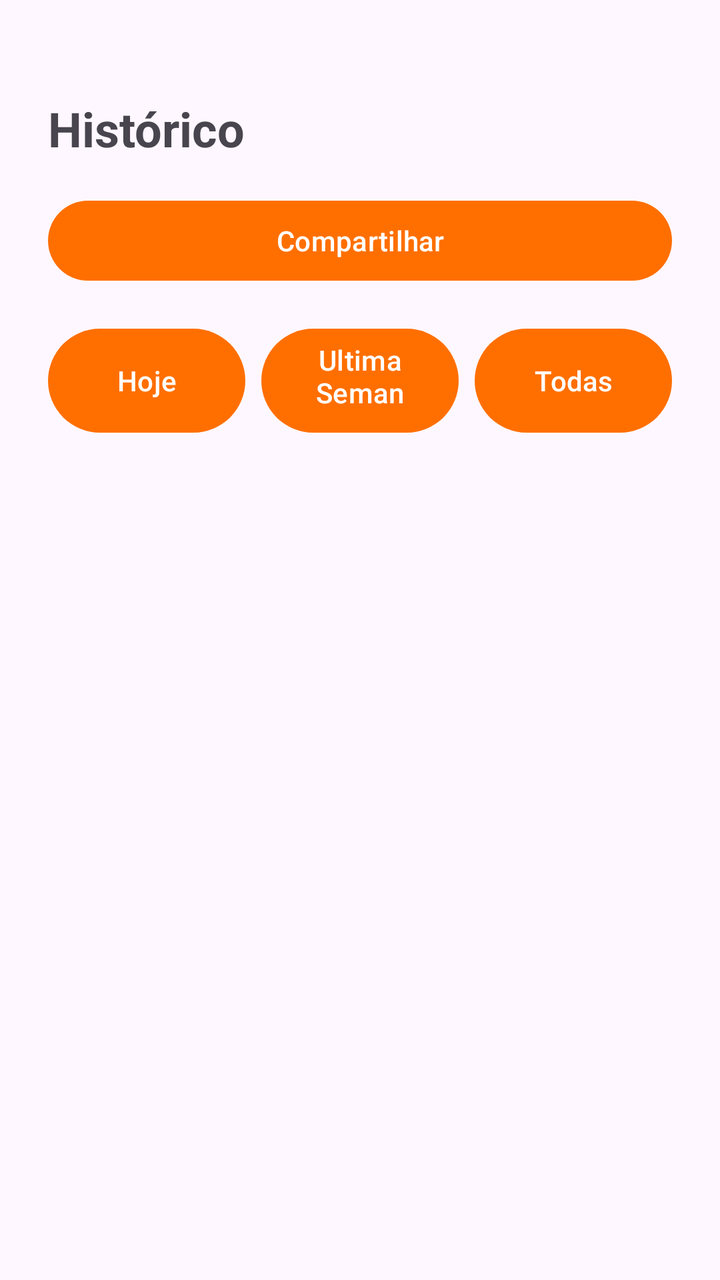
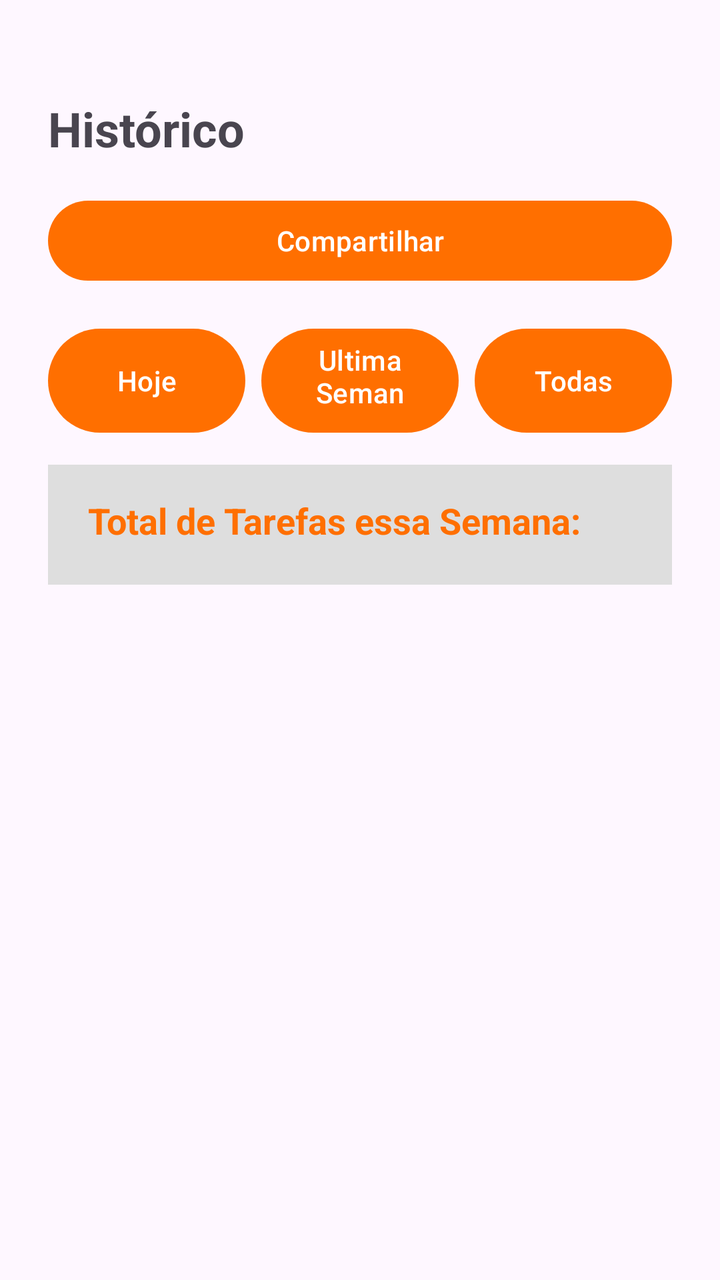

The first picture is an Android layout as it rendered before a commit; the second is the same layout after the commit. The layout source and the unified diff follow.
<!-- AndroidManifest.xml: application theme Theme.FocusZone -->
<!-- res/layout/activity_historico.xml -->
<?xml version="1.0" encoding="utf-8"?>
<androidx.constraintlayout.widget.ConstraintLayout xmlns:android="http://schemas.android.com/apk/res/android"
    xmlns:app="http://schemas.android.com/apk/res-auto"
    xmlns:tools="http://schemas.android.com/tools"
    android:layout_width="match_parent"
    android:layout_height="match_parent"
    android:padding="24dp">

    <com.google.android.material.textview.MaterialTextView
        android:id="@+id/tituloHistoricoText"
        android:layout_width="wrap_content"
        android:layout_height="wrap_content"
        android:text="@string/titulo_historico"
        android:textSize="24sp"
        android:textStyle="bold"
        app:layout_constraintTop_toTopOf="parent"
        app:layout_constraintStart_toStartOf="parent"
        android:layout_marginTop="24dp"/>

    <com.google.android.material.button.MaterialButton
        android:id="@+id/compartilharButton"
        android:layout_width="0dp"
        android:layout_height="wrap_content"
        android:text="@string/btn_compartilhar"
        app:layout_constraintTop_toBottomOf="@id/tituloHistoricoText"
        app:layout_constraintStart_toStartOf="parent"
        app:layout_constraintEnd_toEndOf="parent"
        android:layout_marginTop="16dp"/>

    <com.google.android.material.button.MaterialButton
        android:id="@+id/hojeButton"
        android:layout_width="0dp"
        android:layout_height="60dp"
        android:layout_marginTop="16dp"
        android:layout_marginEnd="8dp"
        android:text="@string/btn_hoje"
        app:layout_constraintEnd_toStartOf="@id/ultimaSemanaButton"
        app:layout_constraintHorizontal_chainStyle="spread"
        app:layout_constraintStart_toStartOf="parent"
        app:layout_constraintTop_toBottomOf="@id/compartilharButton" />

    <com.google.android.material.button.MaterialButton
        android:id="@+id/todasButton"
        android:layout_width="0dp"
        android:layout_height="60dp"
        android:layout_marginStart="8dp"
        android:layout_marginTop="16dp"
        android:text="@string/btn_todas"
        app:layout_constraintEnd_toEndOf="parent"
        app:layout_constraintStart_toEndOf="@id/ultimaSemanaButton"
        app:layout_constraintTop_toBottomOf="@id/compartilharButton" />

    <com.google.android.material.button.MaterialButton
        android:id="@+id/ultimaSemanaButton"
        android:text="@string/ultima_semana"
        android:layout_width="0dp"
        android:layout_height="60dp"
        android:layout_marginTop="16dp"
        app:layout_constraintEnd_toStartOf="@+id/todasButton"
        app:layout_constraintStart_toEndOf="@+id/hojeButton"
        app:layout_constraintTop_toBottomOf="@+id/compartilharButton" />

    <androidx.recyclerview.widget.RecyclerView
        android:id="@+id/historicoRecyclerView"
        android:layout_width="0dp"
        android:layout_height="0dp"
        app:layout_constraintTop_toBottomOf="@id/hojeButton"
        app:layout_constraintBottom_toBottomOf="parent"
        app:layout_constraintStart_toStartOf="parent"
        app:layout_constraintEnd_toEndOf="parent"
        android:layout_marginTop="16dp"/>

</androidx.constraintlayout.widget.ConstraintLayout>
<!-- resources referenced by this layout -->
<resources>
  <string name="btn_compartilhar">Compartilhar</string>
  <string name="btn_hoje">Hoje</string>
  <string name="btn_todas">Todas</string>
  <string name="titulo_historico">Histórico</string>
  <string name="ultima_semana">Ultima Semana</string>
  <style name="Theme.FocusZone" parent="Base.Theme.FocusZone" />
  <style name="Base.Theme.FocusZone" parent="Theme.Material3.DayNight.NoActionBar">
          
          <item name="colorPrimary">@color/focusPrimary</item>
      </style>
  <color name="focusPrimary">#FF6F00</color>
</resources>

<!-- the commit's change to res/layout/activity_historico.xml (unified diff, before → after) -->
@@ -60,14 +60,34 @@
         app:layout_constraintStart_toEndOf="@+id/hojeButton"
         app:layout_constraintTop_toBottomOf="@+id/compartilharButton" />
 
+    <androidx.appcompat.widget.AppCompatAutoCompleteTextView
+        android:id="@+id/totalTarefasNaSemana"
+        android:text="@string/total_de_tarefas_essa_semana"
+        android:textColor="@color/focusPrimary"
+        android:backgroundTint="@color/tarefas_semana_background"
+        android:outlineSpotShadowColor="@color/focusPrimary"
+        android:outlineAmbientShadowColor="@color/focusPrimary"
+        android:background="@color/ic_launcher_background"
+        android:layout_width="0dp"
+        android:layout_height="60dp"
+        app:layout_constraintBottom_toTopOf="@+id/historicoRecyclerView"
+        app:layout_constraintEnd_toEndOf="parent"
+        app:layout_constraintStart_toStartOf="parent"
+        app:layout_constraintTop_toBottomOf="@+id/hojeButton"
+        android:layout_marginTop="12dp"
+        android:padding="20dp"
+        android:textStyle="bold"
+        android:autoSizeTextType="uniform"
+        />
+
     <androidx.recyclerview.widget.RecyclerView
         android:id="@+id/historicoRecyclerView"
         android:layout_width="0dp"
         android:layout_height="0dp"
-        app:layout_constraintTop_toBottomOf="@id/hojeButton"
+        android:layout_marginTop="16dp"
         app:layout_constraintBottom_toBottomOf="parent"
+        app:layout_constraintEnd_toEndOf="parent"
         app:layout_constraintStart_toStartOf="parent"
-        app:layout_constraintEnd_toEndOf="parent"
-        android:layout_marginTop="16dp"/>
+        app:layout_constraintTop_toBottomOf="@id/totalTarefasNaSemana" />
 
 </androidx.constraintlayout.widget.ConstraintLayout>
<!-- resource entries referenced after the edit -->
@@ -1,15 +1,18 @@
 <!-- resources referenced by this layout -->
 <resources>
+  <color name="focusPrimary">#FF6F00</color>
+  <color name="ic_launcher_background">#3DDC84</color>
+  <color name="tarefas_semana_background">#dedede</color>
   <string name="btn_compartilhar">Compartilhar</string>
   <string name="btn_hoje">Hoje</string>
   <string name="btn_todas">Todas</string>
   <string name="titulo_historico">Histórico</string>
+  <string name="total_de_tarefas_essa_semana">Total de Tarefas essa Semana:</string>
   <string name="ultima_semana">Ultima Semana</string>
   <style name="Theme.FocusZone" parent="Base.Theme.FocusZone" />
   <style name="Base.Theme.FocusZone" parent="Theme.Material3.DayNight.NoActionBar">
           
           <item name="colorPrimary">@color/focusPrimary</item>
       </style>
-  <color name="focusPrimary">#FF6F00</color>
 </resources>
 
